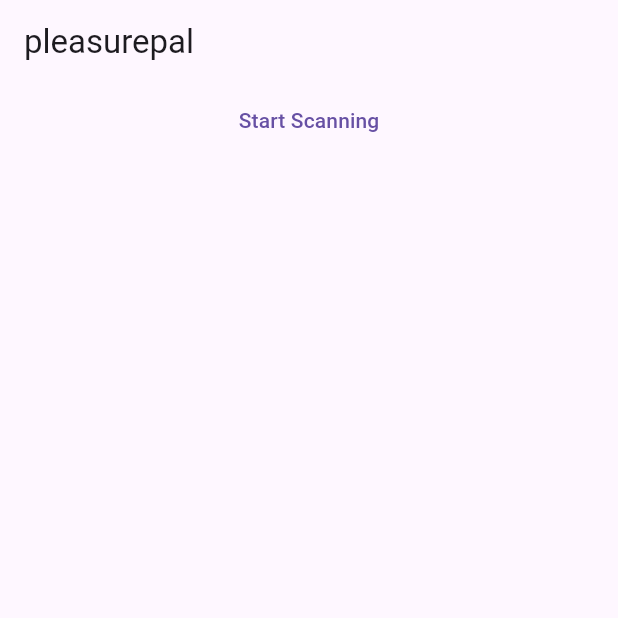
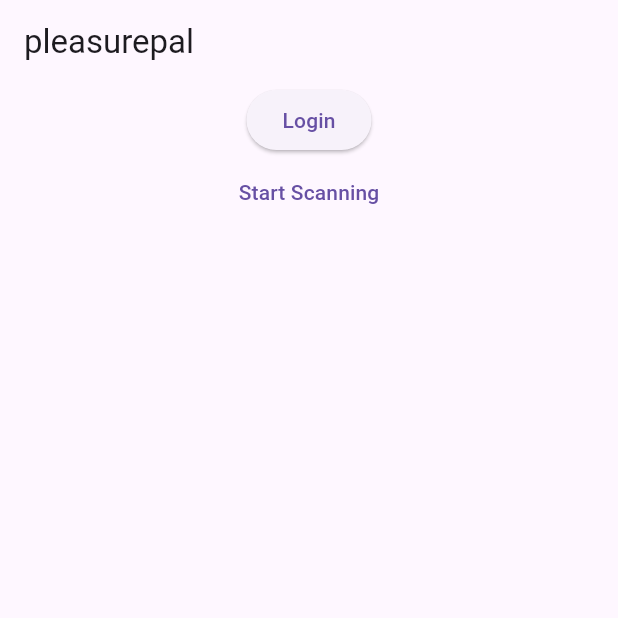
Before and after one commit to biclighter81/pleasurepal-app, a Flutter app: the screen it shows after launch, on a phone screen of 412 x 824 dp, the top half of it. Run offline on Flutter 3.47's test engine with Material 2 defaults, Android fonts, the phone set to English and light mode, and no system bars; our stand-ins replace bloc, device_info_plus, easy_debounce, flutter_bloc, permission_handler; missing offline and left inert: buttplug, dart:ffi, flutter_foreground_task, flutter_rust_bridge, openid_client.

Commit message:
large file fix

```diff
--- a/lib/main.dart
+++ b/lib/main.dart
@@ -2,6 +2,7 @@
 import 'dart:io';
 
 import 'package:buttplug/buttplug.dart';
+import 'package:device_info_plus/device_info_plus.dart';
 import 'package:flutter/material.dart';
 import 'package:flutter_foreground_task/flutter_foreground_task.dart';
 import 'package:flutter_rust_bridge_template/device/device_manager_bloc.dart';
@@ -10,6 +11,9 @@
 import 'package:flutter_rust_bridge_template/engine/engine_repo.dart';
 import 'package:flutter_bloc/flutter_bloc.dart';
 import 'package:flutter_rust_bridge_template/engine/foreground_engine_provider.dart';
+import 'package:flutter_rust_bridge_template/login.dart';
+import 'package:flutter_rust_bridge_template/util/util.dart';
+import 'package:permission_handler/permission_handler.dart';
 import 'ffi.dart';
 
 void main() {
@@ -21,9 +25,35 @@
 
   @override
   Widget build(BuildContext context) {
+    return FutureBuilder(
+        future: buildApp(),
+        builder: (context, snapshot) {
+          if (snapshot.hasData) {
+            return snapshot.data as Widget;
+          } else {
+            return const CircularProgressIndicator();
+          }
+        });
+  }
+
+  Future<Widget> buildApp() async {
+    /*if (!isDesktop()) {
+      DeviceInfoPlugin deviceInfo = DeviceInfoPlugin();
+      AndroidDeviceInfo androidInfo = await deviceInfo.androidInfo;
+      if (Platform.isAndroid && androidInfo.version.sdkInt <= 30) {
+        await [
+          Permission.bluetooth,
+          Permission.location,
+          Permission.locationWhenInUse,
+          Permission.locationAlways,
+        ].request();
+      }
+      await [
+        Permission.bluetoothConnect,
+        Permission.bluetoothScan,
+      ].request();
+    }*/
     EngineRepository repo = EngineRepository(DesktopEngineProvider());
-    //EngineRepository repo =
-    //    EngineRepository(ForegroundTaskLibraryEngineProvider());
     var engineControlBloc = EngineControlBloc(repo);
     engineControlBloc.add(EngineControlEventStart());
     var deviceControlBloc =
@@ -45,7 +75,7 @@
     return MultiBlocProvider(providers: [
       BlocProvider(create: (ctx) => engineControlBloc),
       BlocProvider(create: (ctx) => deviceControlBloc)
-    ], child: PleasurepalView());
+    ], child: const PleasurepalView());
   }
 }
 
@@ -59,13 +89,17 @@
         debugShowCheckedModeBanner: false,
         theme: ThemeData(
             brightness: Brightness.light,
-            primarySwatch: Colors.blue,
+            primarySwatch: Colors.purple,
             useMaterial3: true),
         darkTheme: ThemeData(
             brightness: Brightness.dark,
-            primarySwatch: Colors.blue,
+            primarySwatch: Colors.purple,
             useMaterial3: true),
-        home: const PleasurepalPage());
+        initialRoute: '/',
+        routes: {
+          '/login': (context) => const LoginPage(),
+          '/': (context) => const PleasurepalPage(),
+        });
   }
 }
 
@@ -83,6 +117,12 @@
           children: [
             Column(
               children: [
+                ElevatedButton(
+                  onPressed: () {
+                    Navigator.pushNamed(context, '/login');
+                  },
+                  child: Text('Login'),
+                ),
                 // device list
                 BlocBuilder<DeviceManagerBloc, DeviceManagerState>(
                     builder: (context, state) {
--- /dev/null
+++ b/lib/util/util.dart
@@ -0,0 +1,5 @@
+import 'dart:io';
+
+bool isDesktop() {
+  return Platform.isMacOS || Platform.isLinux || Platform.isWindows;
+}
--- a/pubspec.yaml
+++ b/pubspec.yaml
@@ -41,6 +41,10 @@
   json_annotation: ^4.8.0
   flutter_bloc: ^8.1.2
   flutter_foreground_task: ^4.1.0
+  permission_handler: ^10.2.0
+  device_info_plus: ^8.1.0
+  openid_client: ^0.4.7
+  url_launcher: ^6.1.10
 
 dev_dependencies:
   flutter_test:
```
Also changed, not shown: lib/login.dart (added, +64 -0 lines), pubspec.lock, 16 other files.
